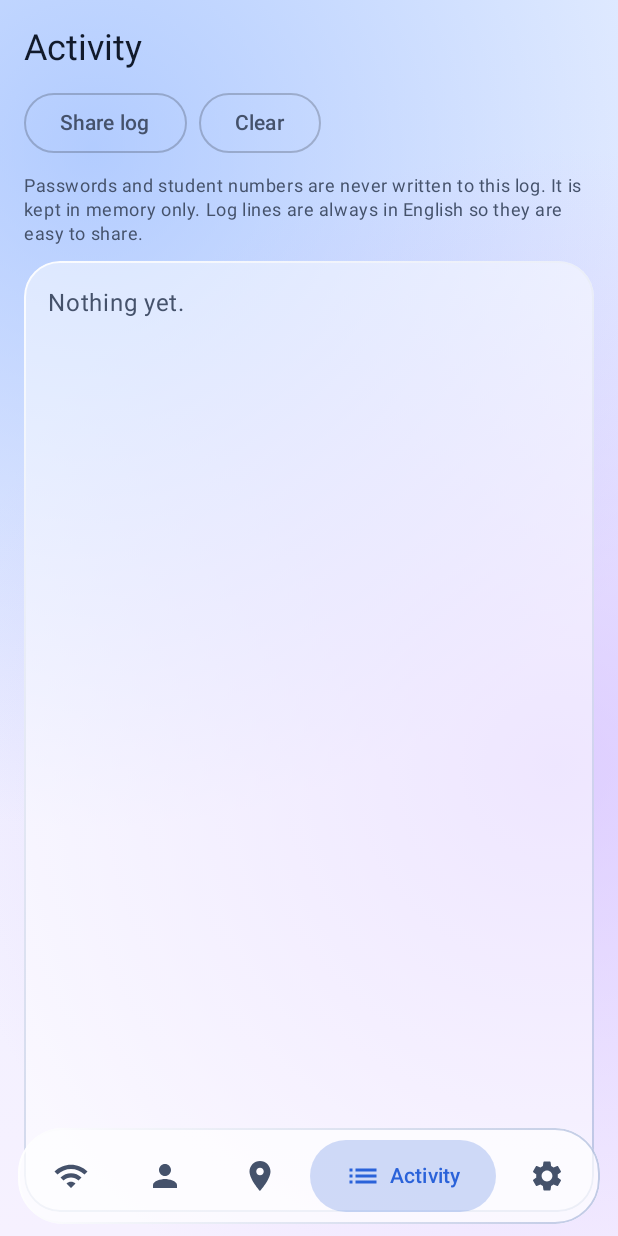
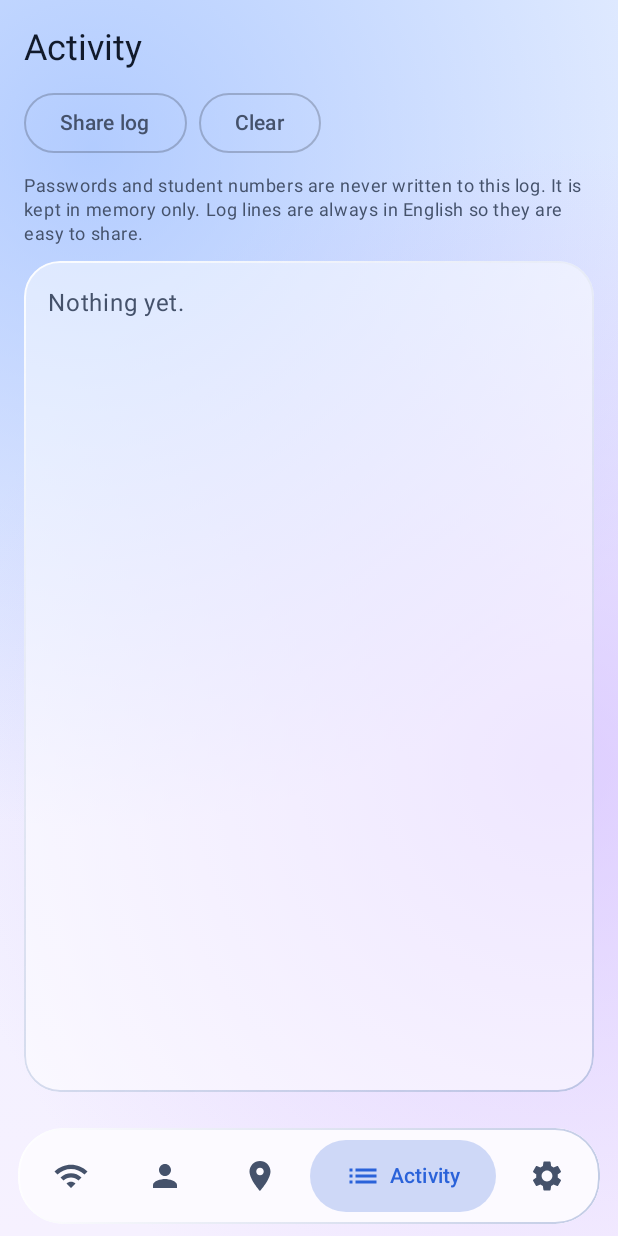
Before and after one commit to Mrzzan05/UniLink-Android, an Android app built with Jetpack Compose: the screen it shows after launch (MainActivity), item 4 of the bottom bar chosen, on a phone screen of 412 x 824 dp. Run offline under Robolectric (Android 15) with nearby library versions, the phone set to English and light mode, and no system bars; pictures from the network do not load.

Commit message:
1.8.1: fix Activity card, opaque tab bar, top fade

```diff
--- a/app/build.gradle.kts
+++ b/app/build.gradle.kts
@@ -12,8 +12,8 @@ android {
         applicationId = "ir.unilink.android"
         minSdk = 26
         targetSdk = 35
-        versionCode = 13
-        versionName = "1.8.0"
+        versionCode = 14
+        versionName = "1.8.1"
 
         // Drop translations of libraries we don't ship a UI for (the app itself is en + fa).
         @Suppress("DEPRECATION")
--- a/app/src/main/java/ir/unilink/android/ui/ActivitySettingsScreens.kt
+++ b/app/src/main/java/ir/unilink/android/ui/ActivitySettingsScreens.kt
@@ -55,7 +55,7 @@ fun ActivityScreen(app: UniLinkApp) {
     val ctx = LocalContext.current
     val subject = stringResource(R.string.act_share_subject)
     val chooser = stringResource(R.string.act_share_chooser)
-    Column(Modifier.fillMaxSize().padding(16.dp), verticalArrangement = Arrangement.spacedBy(10.dp)) {
+    Column(Modifier.fillMaxSize().padding(16.dp).padding(bottom = LocalBarPad.current), verticalArrangement = Arrangement.spacedBy(10.dp)) {
         ScreenTitle(stringResource(R.string.tab_activity))
         Row(horizontalArrangement = Arrangement.spacedBy(8.dp)) {
             OutlinedButton(onClick = {
@@ -85,7 +85,7 @@ fun ActivityScreen(app: UniLinkApp) {
             CompositionLocalProvider(LocalLayoutDirection provides LayoutDirection.Ltr) {
                 LazyColumn(
                     Modifier.fillMaxSize(),
-                    contentPadding = PaddingValues(start = 14.dp, end = 14.dp, top = 8.dp, bottom = 8.dp + LocalBarPad.current),
+                    contentPadding = PaddingValues(start = 14.dp, end = 14.dp, top = 8.dp, bottom = 8.dp),
                 ) {
                     items(log.asReversed()) { line -> LogLine(line) }
                 }
--- a/app/src/main/java/ir/unilink/android/ui/AppRoot.kt
+++ b/app/src/main/java/ir/unilink/android/ui/AppRoot.kt
@@ -11,6 +11,10 @@ import androidx.compose.foundation.ExperimentalFoundationApi
 import androidx.compose.foundation.pager.HorizontalPager
 import androidx.compose.foundation.pager.rememberPagerState
 import androidx.compose.runtime.rememberCoroutineScope
+import androidx.compose.ui.graphics.BlendMode
+import androidx.compose.ui.graphics.Brush
+import androidx.compose.ui.graphics.CompositingStrategy
+import androidx.compose.ui.draw.drawWithContent
 import androidx.compose.ui.graphics.graphicsLayer
 import kotlinx.coroutines.launch
 import kotlin.math.abs
@@ -102,6 +106,8 @@ fun AppRoot(app: UniLinkApp) {
             contentColor = MaterialTheme.colorScheme.onBackground,
             bottomBar = {
                 Box(Modifier.navigationBarsPadding().padding(horizontal = 12.dp, vertical = 8.dp)) {
+                    val g = LocalGlass.current
+                    Box(Modifier.fillMaxWidth().clip(RoundedCornerShape(30.dp)).background(g.backdropBottom.copy(alpha = 0.94f))) {
                     GlassSurface(Modifier.fillMaxWidth(), strong = true, shape = RoundedCornerShape(30.dp)) {
                         Row(
                             Modifier.fillMaxWidth().height(64.dp).padding(horizontal = 6.dp),
@@ -128,13 +134,25 @@ fun AppRoot(app: UniLinkApp) {
                             }
                         }
                     }
+                    }
                 }
             },
         ) { padding ->
             // Swipe left/right between tabs; the page under your finger shrinks and fades slightly.
             HorizontalPager(
                 state = pager,
-                modifier = Modifier.padding(top = padding.calculateTopPadding()).fillMaxSize(),
+                modifier = Modifier
+                    .padding(top = padding.calculateTopPadding())
+                    .fillMaxSize()
+                    .graphicsLayer { compositingStrategy = CompositingStrategy.Offscreen }
+                    .drawWithContent {
+                        drawContent()
+                        val f = 16.dp.toPx() / size.height
+                        drawRect(
+                            Brush.verticalGradient(0f to Color.Transparent, f to Color.Black, 1f to Color.Black),
+                            blendMode = BlendMode.DstIn,
+                        )
+                    },
                 beyondViewportPageCount = tabs.size,
                 key = { it },
             ) { page ->
```
Also changed, not shown: 4 other files.
